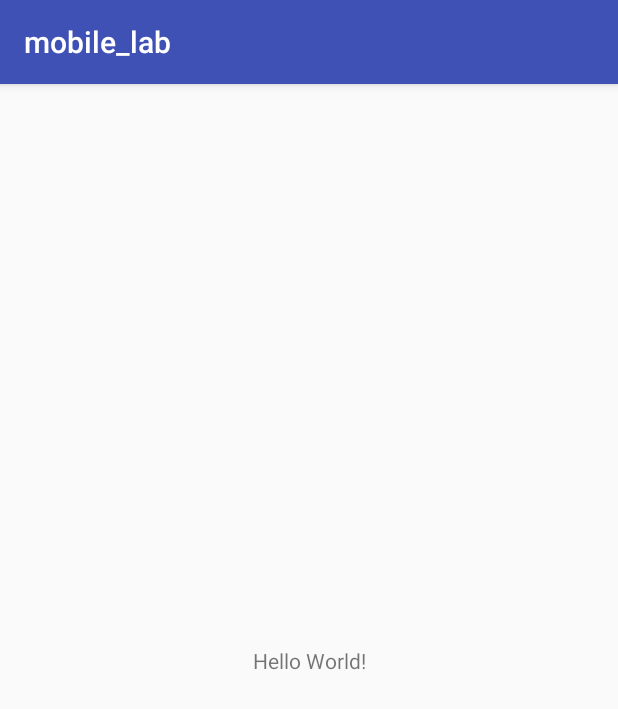
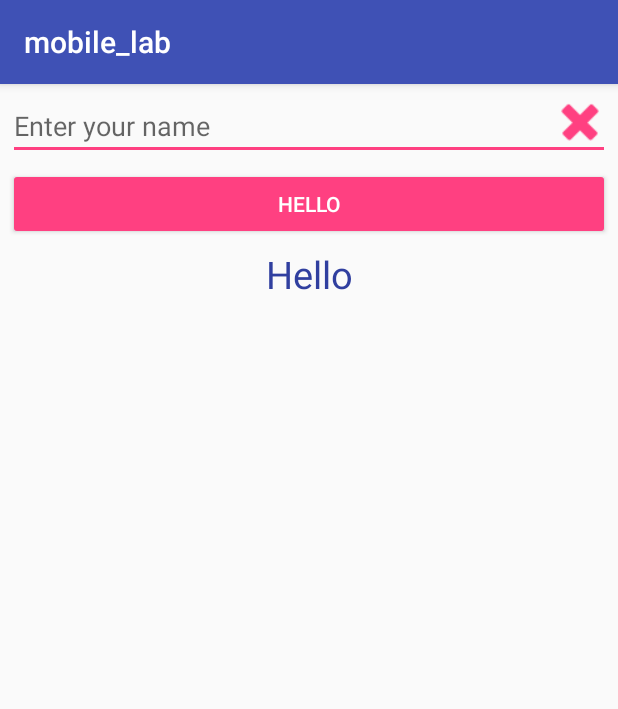
Before and after one commit to dsvnkna/mobile_developing_course, an Android app: the screen it shows after launch (MainActivity), on a phone screen of 412 x 824 dp. Shown: the top 709 px of the screen. Run offline under Robolectric (Android 15) with nearby library versions, the phone set to English and light mode, and no system bars.

Commit message:
2 lab
DoD:
- Your app has main screen with following items:
	1) EditText on Android or UITextField on iOS with "Input your name" placeholder. Edit Text supports quick clearing ("clear" button)
	2) Below - Button on Android or UIButton on IOS with "Say Hello!" label
	3) Below - UILabel on iOS or TextView on Android that has "Hello #{your_name}" text on Button click
- All mentioned views are aligned horizontally and vertically
- Text field supports "normal" and "focused" states
- Button supports "normal", "selected", "highlighted" states

```diff
--- a/app/src/main/java/lab/dsvnkna/mobile_lab/MainActivity.java
+++ b/app/src/main/java/lab/dsvnkna/mobile_lab/MainActivity.java
@@ -1,5 +1,6 @@
 package lab.dsvnkna.mobile_lab;
 
+import android.annotation.SuppressLint;
 import android.os.Bundle;
 import android.support.design.widget.FloatingActionButton;
 import android.support.design.widget.Snackbar;
@@ -8,6 +9,9 @@ import android.support.v7.widget.Toolbar;
 import android.view.View;
 import android.view.Menu;
 import android.view.MenuItem;
+import android.widget.Button;
+import android.widget.EditText;
+import android.widget.TextView;
 
 public class MainActivity extends AppCompatActivity {
 
@@ -15,7 +19,35 @@ public class MainActivity extends AppCompatActivity {
     protected void onCreate(Bundle savedInstanceState) {
         super.onCreate(savedInstanceState);
         setContentView(R.layout.activity_main);
-        Toolbar toolbar = findViewById(R.id.toolbar);
+        final EditText inputName = findViewById(R.id.input_name);
+        final Button clearButton = findViewById(R.id.clear_button);
+        final Button sayHelloButton = findViewById(R.id.hello_button);
+        final TextView sayHelloText = findViewById(R.id.hello_my_name);
+        final Toolbar toolbar = findViewById(R.id.toolbar);
+        sayHelloText.setText(R.string.default_text);
         setSupportActionBar(toolbar);
+
+
+        clearButton.setOnClickListener(new View.OnClickListener() {
+            @Override
+            public void onClick(View view) {
+                inputName.setText("");
+                sayHelloText.setText(R.string.default_text);
+            }
+        });
+
+        sayHelloButton.setOnClickListener(new View.OnClickListener() {
+            @SuppressLint("SetTextI18n")
+            @Override
+            public void onClick(View view) {
+                if (inputName.getText().toString().equals("")) {
+                    Snackbar.make(view, R.string.empty_name_message, Snackbar.LENGTH_SHORT)
+                            .setAction("Action", null).show();
+                } else {
+                    sayHelloText.setText("Hello " + inputName.getText() + "!");
+                }
+            }
+        });
+
     }
 }
--- a/app/src/main/res/layout/content_main.xml
+++ b/app/src/main/res/layout/content_main.xml
@@ -1,5 +1,5 @@
 <?xml version="1.0" encoding="utf-8"?>
-<android.support.constraint.ConstraintLayout xmlns:android="http://schemas.android.com/apk/res/android"
+<RelativeLayout xmlns:android="http://schemas.android.com/apk/res/android"
     xmlns:app="http://schemas.android.com/apk/res-auto"
     xmlns:tools="http://schemas.android.com/tools"
     android:layout_width="match_parent"
@@ -8,13 +8,48 @@
     tools:context=".MainActivity"
     tools:showIn="@layout/activity_main">
 
+    <EditText
+        android:id="@+id/input_name"
+        android:layout_width="match_parent"
+        android:layout_height="wrap_content"
+        android:layout_margin="5dp"
+        android:hint="Enter your name"
+        android:inputType="textPersonName"
+        android:singleLine="true" />
+
+    <Button
+        android:id="@+id/clear_button"
+        android:layout_width="40dp"
+        android:layout_height="40dp"
+        android:layout_alignBaseline="@+id/input_name"
+        android:layout_alignParentEnd="true"
+        android:layout_marginEnd="5dp"
+        android:background="@android:drawable/ic_delete"
+        android:backgroundTint="@color/colorAccent" />
+
+    <Button
+        android:id="@+id/hello_button"
+        style="@style/Widget.AppCompat.Button.Colored"
+        android:layout_width="match_parent"
+        android:layout_height="wrap_content"
+        android:layout_alignParentEnd="true"
+        android:layout_below="@+id/input_name"
+        android:layout_marginEnd="5dp"
+        android:layout_marginStart="5dp"
+        android:clickable="true"
+        android:focusable="true"
+        android:text="Hello"
+        tools:ignore="MissingConstraints" />
+
     <TextView
-        android:layout_width="wrap_content"
+        android:id="@+id/hello_my_name"
+        android:layout_width="match_parent"
         android:layout_height="wrap_content"
-        android:text="Hello World!"
-        app:layout_constraintBottom_toBottomOf="parent"
-        app:layout_constraintLeft_toLeftOf="parent"
-        app:layout_constraintRight_toRightOf="parent"
-        app:layout_constraintTop_toTopOf="parent" />
+        android:gravity="center"
+        android:textColor="@color/colorPrimaryDark"
+        android:layout_below="@+id/hello_button"
+        android:layout_margin="5dp"
+        android:textSize="25sp" />
 
-</android.support.constraint.ConstraintLayout>
+
+</RelativeLayout>
--- a/app/src/main/res/values/strings.xml
+++ b/app/src/main/res/values/strings.xml
@@ -1,4 +1,6 @@
 <resources>
     <string name="app_name">mobile_lab</string>
     <string name="action_settings">Settings</string>
+    <string name="default_text">Hello</string>
+    <string name="empty_name_message">Please, enter your name</string>
 </resources>
```
